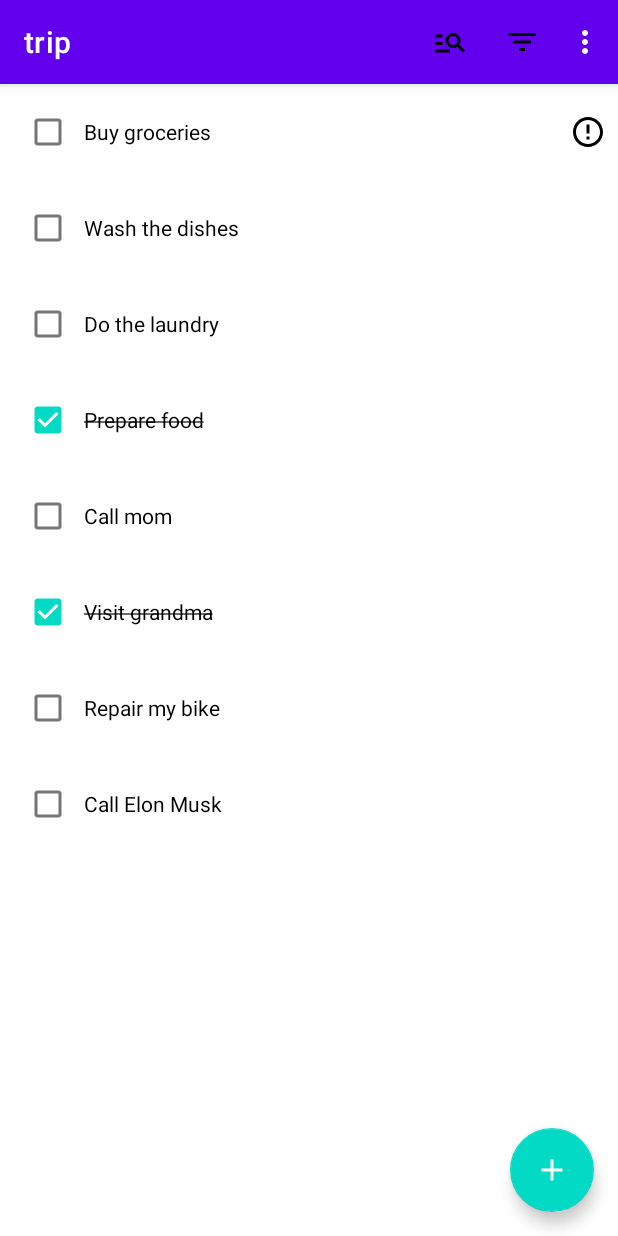
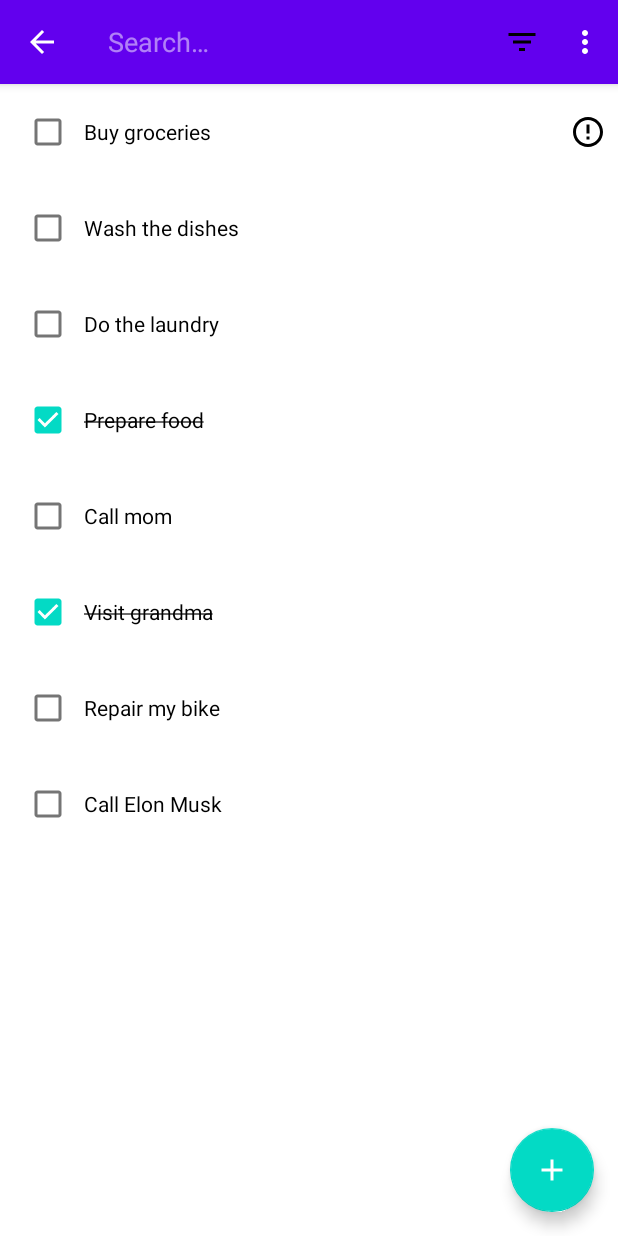
Before and after one commit to byu-rin/pinpin_day, an Android app: the screen it shows after launch (MainActivity), after a tap on "Search", on a phone screen of 412 x 824 dp. Run offline under Robolectric (Android 15) with nearby library versions, the phone set to English and light mode, and no system bars; our stand-ins replace Dagger/Hilt's generated code, Room's generated code.

Commit message:
[BUG_FIX] - 상단바 안보임 해결 - Manifest NoActionBar 가 원인
- SearchViewClass 를 androidx.appcompat.widget.SearchView 으로 통일

```diff
--- a/app/src/main/res/menu/menu_fragment_tasks.xml
+++ b/app/src/main/res/menu/menu_fragment_tasks.xml
@@ -6,7 +6,7 @@
         android:id="@+id/action_search"
         android:icon="@drawable/ic_search"
         android:title="Search"
-        app:actionViewClass="일.SearchView"
+        app:actionViewClass="androidx.appcompat.widget.SearchView"
         app:showAsAction="always|collapseActionView" />
 
     <item
```
